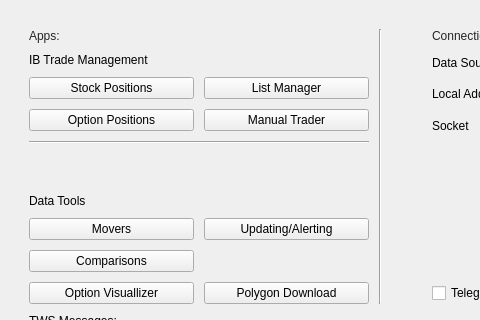
First picture: the form in uiComps/qtGeneration/AppLauncher.ui, repository irrelevantmuch/IB_apps, before the edit; both pictures show x 0 to 480 and y 0 to 320 of the 800 by 649 pixel window.
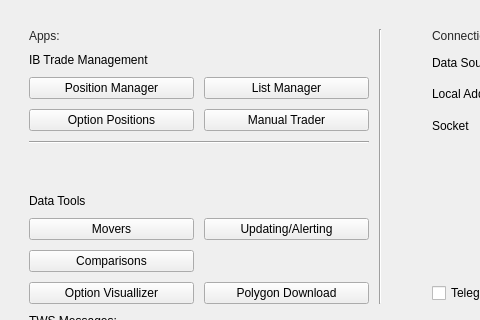
Second picture: the form after the edit.

Commit message:
Made a new position/order manager, specifically for using in conjunction with other apps
Did some general cleanup of superfluous user interfaces

What changed in the file:
```diff
--- a/uiComps/qtGeneration/AppLauncher.ui
+++ b/uiComps/qtGeneration/AppLauncher.ui
@@ -168,7 +168,7 @@
                </sizepolicy>
               </property>
               <property name="text">
-               <string>Stock Positions</string>
+               <string>Position Manager</string>
               </property>
               <attribute name="buttonGroup">
                <string notr="true">ib_group</string>
```
Left out of the diff: 4 changed lines with no effect on the pictures. The commit also changes 16 other files.
